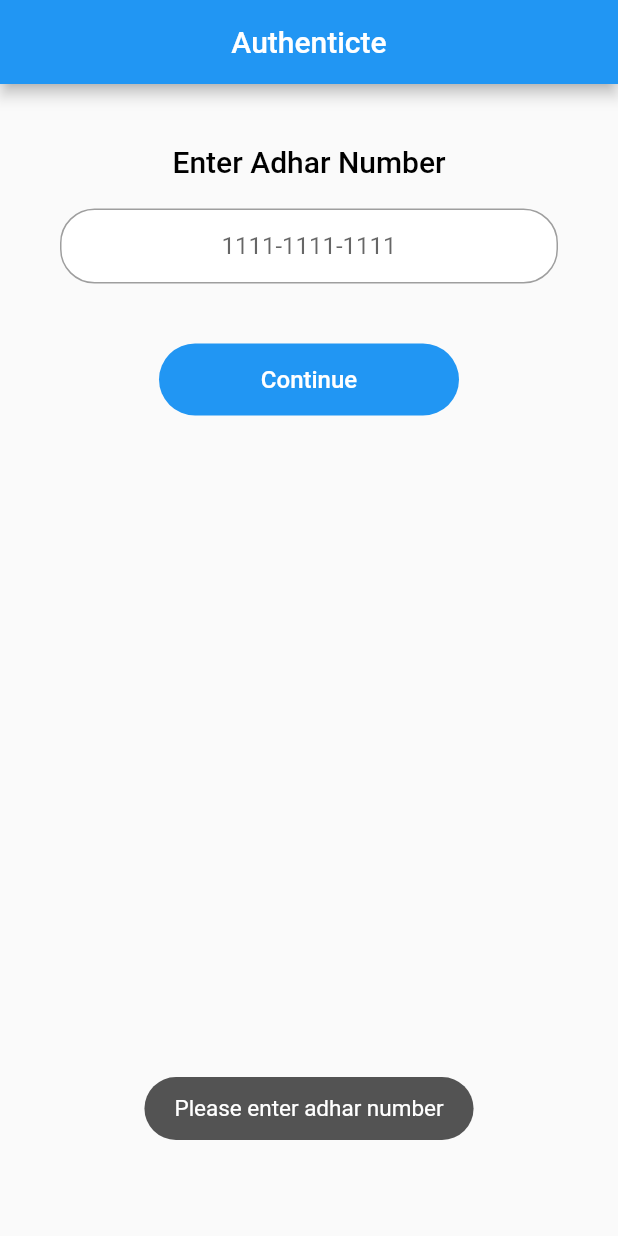
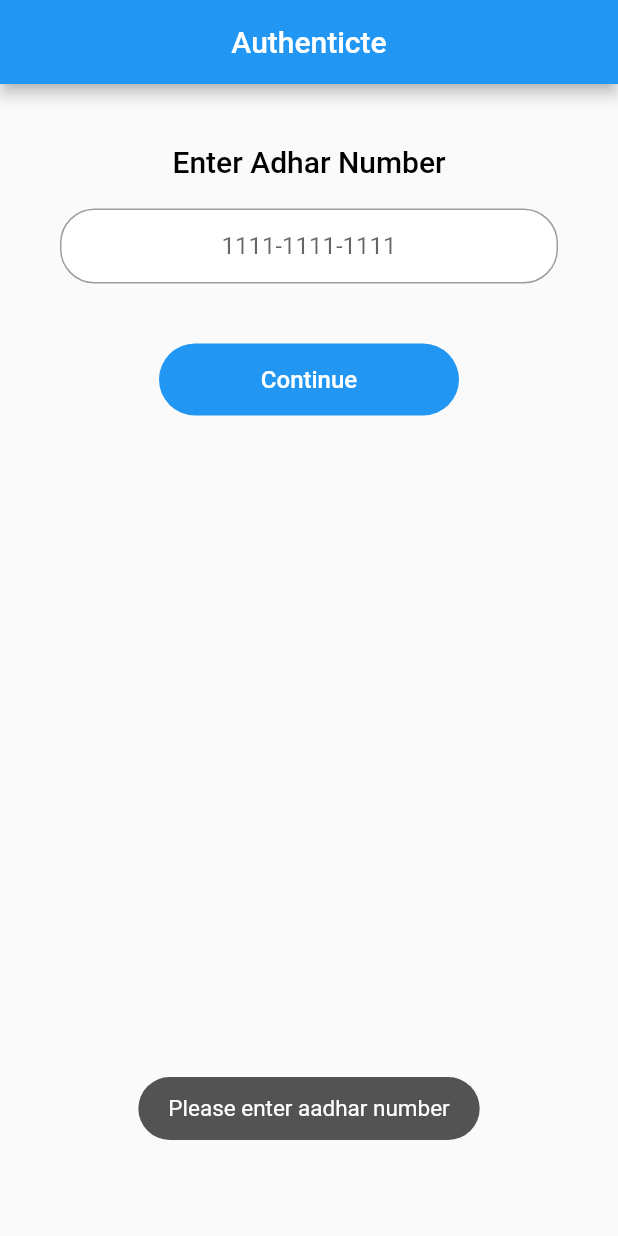
Before and after one commit to kaushalkdev/E-Voting-App, a Flutter app: the AuthUser screen opened directly, after a tap on "Continue", on a phone screen of 412 x 824 dp. Run offline on Flutter 3.47's test engine with Material 2 defaults, Android fonts, the phone set to English and light mode, and no system bars; our stand-ins replace local_auth, scroll_to_index, shared_preferences, synchronized, toast; accounts and stored records are empty.

```diff
--- a/lib/source/utils/see_vote/see_votes.dart
+++ b/lib/source/utils/see_vote/see_votes.dart
@@ -52,6 +52,7 @@ class _SeeVotesState extends State<SeeVotes> {
               ontap: () {
                 Strings.candidateVotes.clear();
                 PreferenceUtils.clear();
+                Navigator.pop(context);
               },
               buttonText: Strings.clearAll),
         ],
--- a/lib/source/utils/strings.dart
+++ b/lib/source/utils/strings.dart
@@ -7,7 +7,7 @@ class Strings {
 
   static String castVotetextText = '3. Cast your vote.';
 
-  static String findyourselfText = '2. Find yourseld in voting list.';
+  static String findyourselfText = '2. Find yourself in voting list.';
 
   static String verifyYourselfText = '1. Verify yourself using adhar.';
 
@@ -19,7 +19,7 @@ class Strings {
 
   static var enterAdharNumber = 'Enter Adhar Number';
 
-  static String pleaseEnterAdhar = 'Please enter adhar number';
+  static String pleaseEnterAdhar = 'Please enter aadhar number';
 
   static String cantless12 = "Adhar can't be less than 12";
   static String notNegative = "Adhar can't be negative";
```
